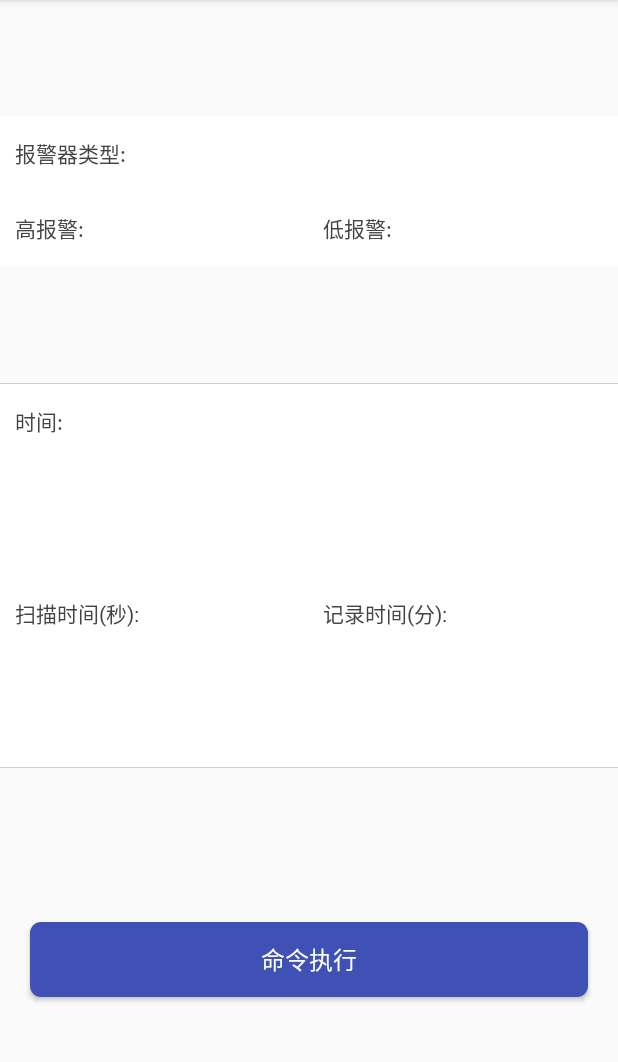
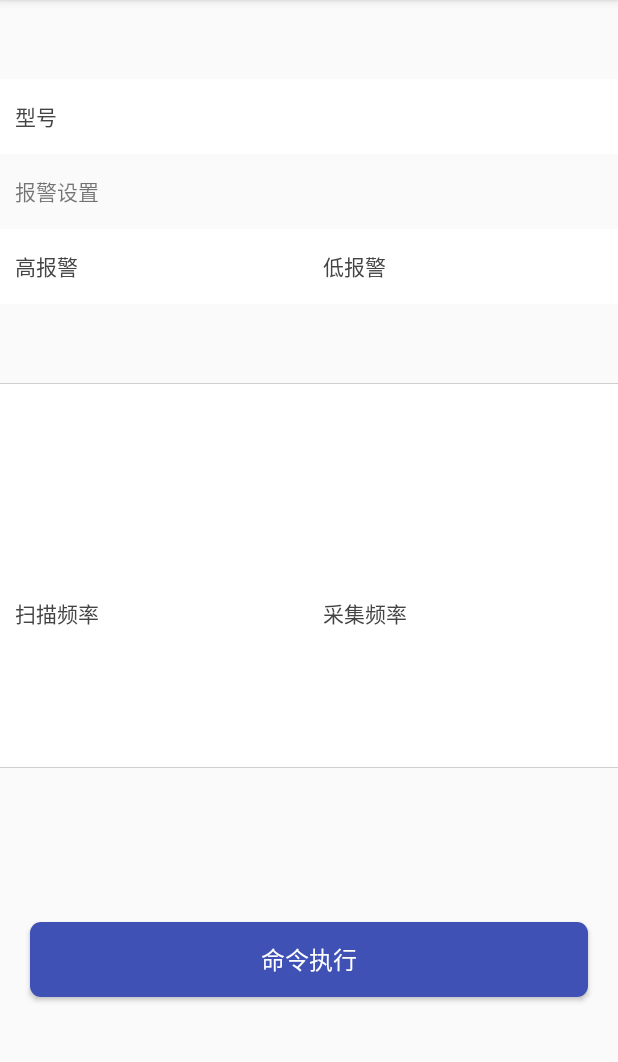
Before and after one commit to myownbag/STUVI, an Android app: the fragment GasSensorSetFragment shown on its own in the app's theme, on a phone screen of 412 x 824 dp, the part 84-1146 px from its top. Run offline under Robolectric (Android 15) with nearby library versions, the phone set to English and light mode, and no system bars.

Commit message:
All function has been complete and optimize some page

```diff
--- a/app/src/main/java/gc/dtu/weeg/stuvi/fregment/BaseFragment.java
+++ b/app/src/main/java/gc/dtu/weeg/stuvi/fregment/BaseFragment.java
@@ -25,7 +25,7 @@ public abstract class BaseFragment extends Fragment {
             position=bundle.getInt("position");
             str=bundle.getString("extra");
 //            Log.d("zl","position:"+position);
-//            Log.d("zl","title:"+str);
+            Log.d("zl","title:"+str);
         }
         else
         {
--- a/app/src/main/java/gc/dtu/weeg/stuvi/fregment/GasSensorSetFragment.java
+++ b/app/src/main/java/gc/dtu/weeg/stuvi/fregment/GasSensorSetFragment.java
@@ -45,16 +45,7 @@ public class GasSensorSetFragment extends BaseFragment {
     int m_position;
 
     //基础数据
-    public static String gassensorinfo[][]=
-            {
-                    {"3","无","0"},
-                    {"3","WS2100-TTL","65534"},
-                    {"3","WS2100-485","65533"},
-                    {"3","MIPEX-TTL","65532"},
-                    {"3","MIPEX-485","65531"},
-                    {"3","4-20 mA","65530"},
-                    {"3","手动输入","65535"},
-            };
+    public static String[][] gassensorinfo;
     @Nullable
     @Override
     public View onCreateView(LayoutInflater inflater, @Nullable ViewGroup container, @Nullable Bundle savedInstanceState) {
@@ -74,9 +65,23 @@ public class GasSensorSetFragment extends BaseFragment {
         mButcommand=mView.findViewById(R.id.tv_sensor_btn_write);
         mlayouttime=mView.findViewById(R.id.sensor_timeset);
 
+        InitResourcedata();
         initview();
         initdata();
         return mView;
+    }
+
+    private void InitResourcedata() {
+        gassensorinfo = new String[][]
+        {
+            {"3",getString(R.string.EVC_CHECK_BIT_NONE),"0"},
+            {"3","WS2110-C16T","65534"},
+            {"3","WS2110-M02","65533"},
+//                    {"3","MIPEX-TTL","65532"},
+//                    {"3","MIPEX-485","65531"},
+//                    {"3","4-20 mA","65530"},
+//                    {"3","手动输入","65535"},
+        };
     }
 
     private void initdata() {
@@ -246,7 +251,7 @@ public class GasSensorSetFragment extends BaseFragment {
             switch (vid)
             {
                 case R.id.sensor_press1set:
-                    serverIntent.putExtra("name","报警器类型");
+                    serverIntent.putExtra("name",getString(R.string.GAS_SENSOR_TYPE));
                     serverIntent.putExtra("position",5);
                     serverIntent.putExtra("item1",mgastype.getText().toString());
                     serverIntent.putExtra("item2",mgasH.getText().toString());
@@ -255,7 +260,7 @@ public class GasSensorSetFragment extends BaseFragment {
 //                   Log.d("zl","R.id.sensor_press1set:");
                     break;
                 case R.id.sensor_timeset:
-                    serverIntent.putExtra("name","时间");
+                    serverIntent.putExtra("name","");
                     serverIntent.putExtra("position",6);
                     serverIntent.putExtra("item1","");
                     serverIntent.putExtra("item2",mtime1.getText().toString());
--- a/app/src/main/java/gc/dtu/weeg/stuvi/fregment/InstrumentInputFregment.java
+++ b/app/src/main/java/gc/dtu/weeg/stuvi/fregment/InstrumentInputFregment.java
@@ -355,7 +355,7 @@ public static String baseinfo[][]; ///123
                     intent.putExtra("regaddr",1998);
                     break;
                 case R.id.but_layout_1999:
-                    intent.putExtra("title","Reg 1999");
+                    intent.putExtra("title",getString(R.string.EVC_Acquisition_SETTING_ITEM));
                     intent.putExtra("recordgap",mRecodeTmTx.getText().toString());
                     intent.putExtra("regaddr",1999);
                     break;
@@ -372,8 +372,9 @@ public static String baseinfo[][]; ///123
     public class OnmyOnItemClickListenerlistenerImp implements AdapterView.OnItemClickListener{
         @Override
         public void onItemClick(AdapterView<?> parent, View view, int position, long id) {
+
             intent=new Intent(mainActivity, InstrumemtItemseetingActivity.class);
-            intent.putExtra("title","Reg "+(2000+mcurSelect));
+            intent.putExtra("title",getString(R.string.EVC_Acquisition_TYPE_ITEM));  //"Reg "+(2000+mcurSelect)
             putdata2000(intent,(2000+mcurSelect));
             startActivityForResult(intent, Constants.InstrumemtsetingFlag);
         }
--- a/app/src/main/java/gc/dtu/weeg/stuvi/myview/MyDlg.java
+++ b/app/src/main/java/gc/dtu/weeg/stuvi/myview/MyDlg.java
@@ -50,7 +50,7 @@ public class MyDlg extends Dialog {
                 MyDlg.this.dismiss();
             }
         });
-        setTitle("请选择");
+        setTitle(R.string.EVC_COM_FRAG_PLEASE_SELECT);
 //        Log.d("zl","MyDlg onCreate");
     }
     public  interface Onbutclicked
--- a/app/src/main/res/layout/gas_sensor_debug_fragment_layout.xml
+++ b/app/src/main/res/layout/gas_sensor_debug_fragment_layout.xml
@@ -23,7 +23,7 @@
                 android:layout_centerVertical="true"
                 android:layout_marginLeft="10dp"
                 android:layout_marginStart="10dp"
-                android:text="报警器类型:"
+                android:text="@string/GAS_SENSOR_TYPE"
                 android:textColor="#444"
                 android:textSize="14sp" />
 
@@ -50,23 +50,38 @@
                 android:textColor="#444"
                 android:textSize="14sp" />
         </RelativeLayout>
+        <RelativeLayout
+            android:layout_width="match_parent"
+            android:layout_height="50dp">
+            <TextView
+                android:layout_alignParentLeft="true"
+                android:layout_centerInParent="true"
+                android:layout_width="wrap_content"
+                android:layout_height="wrap_content"
+                android:text="@string/GAS_SENSOR_ALARM_SETTING"
+                android:layout_marginLeft="10dp"
+                />
+            android:background="@color/pickerview_wheelview_textcolor_divider"
+            >
+
+        </RelativeLayout>
 
         <LinearLayout
             android:layout_width="match_parent"
             android:layout_height="50dp"
             android:orientation="horizontal"
             android:gravity="center_vertical"
-            android:weightSum="4"
+            android:weightSum="8"
             android:background="#fff" >
 
             <TextView
                 android:id="@+id/tv_sensor_pressvalue1h_label"
-                android:layout_weight="1"
+                android:layout_weight="3"
                 android:layout_width="0dp"
                 android:layout_height="wrap_content"
                 android:layout_marginLeft="10dp"
                 android:layout_marginStart="10dp"
-                android:text="高报警:"
+                android:text="@string/GAS_DETECT_SETTING_HIGH_LIMITE"
                 android:textColor="#444"
                 android:textSize="14sp" />
 
@@ -86,18 +101,18 @@
 
             <TextView
                 android:id="@+id/tv_sensor_pressvalue1l_label"
-                android:layout_weight="1"
+                android:layout_weight="2"
                 android:layout_width="0dp"
                 android:layout_height="wrap_content"
                 android:layout_marginLeft="10dp"
                 android:layout_marginStart="10dp"
-                android:text="低报警:"
+                android:text="@string/GAS_DETECT_SETTING_LOW_LIMITE"
                 android:textColor="#444"
                 android:textSize="14sp" />
 
             <TextView
                 android:id="@+id/tv_sensor_pressvalue1l"
-                android:layout_weight="1"
+                android:layout_weight="2"
                 android:layout_width="0dp"
                 android:layout_height="wrap_content"
                 android:layout_centerVertical="true"
@@ -125,6 +140,7 @@
             android:layout_height="50dp"
             android:background="#fff" >
             <TextView
+                android:visibility="gone"
                 android:id="@+id/tv_sensor_type4_label"
                 android:layout_width="wrap_content"
                 android:layout_height="wrap_content"
@@ -164,7 +180,7 @@
                 android:layout_height="wrap_content"
                 android:layout_marginLeft="10dp"
                 android:layout_marginStart="10dp"
-                android:text="扫描时间(秒):"
+                android:text="@string/GAS_SCAN_FREQUENCE"
                 android:textColor="#444"
                 android:textSize="14sp" />
 
@@ -189,7 +205,7 @@
                 android:layout_height="wrap_content"
                 android:layout_marginLeft="10dp"
                 android:layout_marginStart="10dp"
-                android:text="记录时间(分):"
+                android:text="@string/GAS_Acquisition_FREQUENCE"
                 android:textColor="#444"
                 android:textSize="14sp" />
 
@@ -232,7 +248,7 @@
             android:layout_marginStart="20dp"
             android:textSize="16sp"
             android:background="@drawable/round_button"
-            android:text="命令执行"
+            android:text="@string/device_button_action_CMD"
             android:textColor="#fff" />
 
     </LinearLayout>
--- a/app/src/main/res/layout/stu_i_device_item_setting.xml
+++ b/app/src/main/res/layout/stu_i_device_item_setting.xml
@@ -548,7 +548,7 @@
             android:layout_marginStart="20dp"
             android:textSize="16sp"
             android:background="@drawable/round_button"
-            android:text="写入数据"
+            android:text="@string/device_button_action_write"
             android:textColor="#fff" />
 
     </LinearLayout>
--- a/app/src/main/res/values/strings.xml
+++ b/app/src/main/res/values/strings.xml
@@ -10,9 +10,13 @@
     <string name="title_connected_to">已连接到:</string>
     <string name="title_not_connected">无连接</string>
     <string name="reading">读取中...</string>
+    <string name="DEVICE_NO_RESPONE">蓝牙无回应请重连</string>
+    <string name="PHONE_HAS_NO_BLUETOOTH">该设备不支持蓝牙，强制退出</string>
+    <string name="PRESS_AGAIN_EXIT">再按一次退出程序</string>
+<!--    <string name="BLUE_BUTTON_TEXT">查找设备</string>-->
 
     <!--  DeviceListActivity -->
-    <string name="scanning">查找设备</string>
+    <string name="scanning">查找设备...</string>
     <string name="select_device">选择需要连接的设备</string>
     <string name="none_paired">没有已配对设备</string>
     <string name="none_found">没有发现设备</string>
@@ -73,8 +77,10 @@
 
     <!--    EVC 相关信息设置-->
     <string name="EVC_COM_SETTING">通信参数设置</string>
+    <string name="EVC_Acquisition_SETTING_ITEM">数据扫描时间设置</string>
     <string name="EVC_Acquisition_SETTING">数据扫描时间:</string>
     <string name="EVC_Acquisition_SETTING_STEP">分钟</string>
+    <string name="EVC_Acquisition_TYPE_ITEM">仪表</string>
     <string name="EVC_INSTRUMENT_TYPE">仪表类型</string>
     <string name="EVC_INSTRUMENT_ADDRESS">仪表地址</string>
     <string name="EVC_BAUD_RATE">波特率</string>
@@ -95,12 +101,25 @@
     <string name="ANALOG_LOWER_LIMITE">下限</string>
     <string name="ANALOG_SCAN_FREQUENCE">扫描频率</string>
     <string name="ANALOG_Acquisition_FREQUENCE">采集频率</string>
+    <string name="UPPER_MUST_BIGGER">高报警必须大于低报警</string>
 
 
 <!--    Dialog information setting -->
     <string name="DIALOG_INFORMATION">操作提示</string>
     <string name="DIALOG_ACTION_INFORMATION">单击条目可以进行设置</string>
     <string name="DIALOG_BUTTON_TEXT">确定</string>
+    <string name="DIALOG_SELECT_INFO">请选择需要的操作</string>
+    <string name="DIALOG_ITEM_READ">读数据</string>
+    <string name="DIALOG_ITEM_WRITE">写数据</string>
+
+    <!--    gas alarm setting information-->
+    <string name="GAS_DETECT_SETTING_LOW_LIMITE">低报警</string>
+    <string name="GAS_DETECT_SETTING_HIGH_LIMITE">高报警</string>
+    <string name="GAS_HIGH_MUST_BIGGER">高报警必须大于低报警</string>
+    <string name="GAS_SENSOR_TYPE">型号</string>
+    <string name="GAS_SENSOR_ALARM_SETTING">报警设置</string>
+    <string name="GAS_SCAN_FREQUENCE">扫描频率</string>
+    <string name="GAS_Acquisition_FREQUENCE">采集频率</string>
 
 
     <string-array name="hour_display">
```
Also changed, not shown: app/src/main/java/gc/dtu/weeg/stuvi/MainActivity.java (+7 -7 lines), app/src/main/java/gc/dtu/weeg/stuvi/fregment/SensorInputFregment.java (+20 -11 lines), app/src/main/java/gc/dtu/weeg/stuvi/utils/SensoritemsettingActivity.java (+26 -10 lines), app/src/main/java/gc/dtu/weeg/stuvi/utils/StuViDeviceItemSettingActivity.java (+11 -0 lines), app/src/main/res/layout/mydlglayout.xml (+5 -5 lines), app/src/main/res/layout/sensorinputsettingslayout.xml (+20 -4 lines), app/src/main/res/layout/sensoritemsettinglayout.xml (+16 -3 lines), app/src/main/res/drawable/emerson_logo.png (added), 2 other files.
